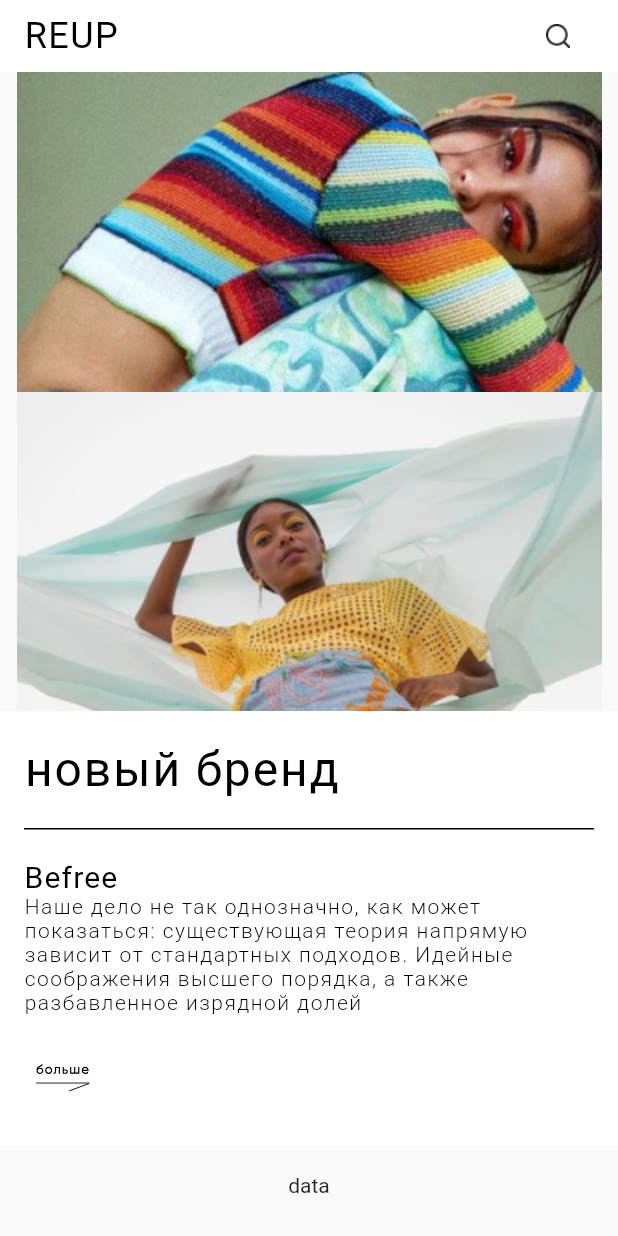
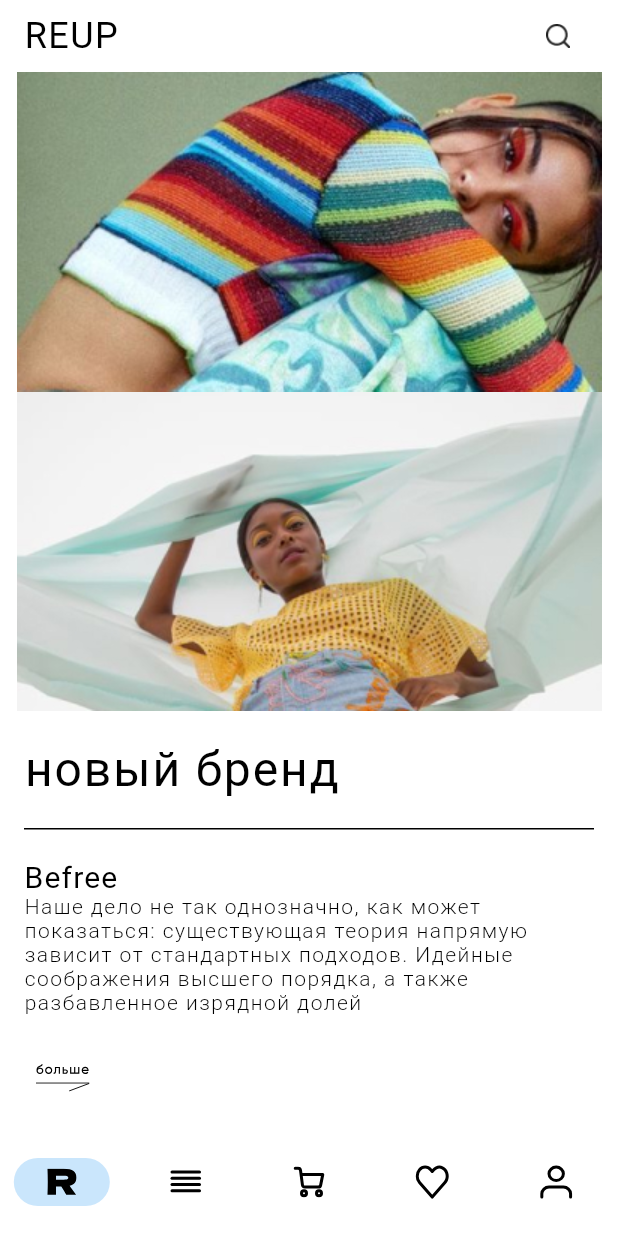
Before and after one commit to Akenten/reup_mobile, a Flutter app: the screen it shows after launch, on a phone screen of 412 x 824 dp. Run offline on Flutter 3.47's test engine with Material 2 defaults, Android fonts, the phone set to English and light mode, and no system bars; our stand-ins replace flutter_svg, google_fonts; Roboto replaces fonts that are missing (Gilroy).

Commit message:
added navBar and few buttons

```diff
--- a/lib/main.dart
+++ b/lib/main.dart
@@ -3,8 +3,7 @@ import 'dart:developer';
 import 'package:flutter/material.dart';
 import 'package:google_fonts/google_fonts.dart';
 import 'package:flutter_svg/flutter_svg.dart';
-
-//import 'package:flutter/services.dart';
+import 'main_page.dart';
 
 void main() {
   //SystemChrome.setEnabledSystemUIMode(SystemUiMode.immersive);
@@ -16,178 +15,36 @@ class ReUpApp extends StatelessWidget {
 
   @override
   Widget build(BuildContext context) {
-    return const MaterialApp(
+    return MaterialApp(
       debugShowCheckedModeBanner: false,
       home: Scaffold(
-        appBar: PreferredSize(
-          preferredSize: Size.fromHeight(48),
-          child: AppBar(),
-        ),
-        body: MainPage(),
-      ),
+          appBar: const PreferredSize(
+            preferredSize: Size.fromHeight(48),
+            child: AppBar(),
+          ),
+          body: MainPage(),
+          backgroundColor: Colors.white,
+          bottomNavigationBar: SizedBox(
+            height: 56,
+            child: NavigationBar(backgroundColor: Colors.white, destinations: [
+              NavigationDestination(
+                  icon: SvgPicture.asset('assets/icons/reup_icon.svg'),
+                  label: ''),
+              NavigationDestination(
+                  icon: SvgPicture.asset('assets/icons/reup_icon_list.svg'),
+                  label: ''),
+              NavigationDestination(
+                  icon: SvgPicture.asset('assets/icons/reup_icon_cart.svg'),
+                  label: ''),
+              NavigationDestination(
+                  icon: SvgPicture.asset('assets/icons/reup_icon_favorite.svg'),
+                  label: ''),
+              NavigationDestination(
+                  icon: SvgPicture.asset('assets/icons/reup_icon_profile.svg'),
+                  label: ''),
+            ]),
+          )),
     );
-  }
-}
-
-final controller = PageController(
-  initialPage: 0,
-);
-
-class MainPage extends StatelessWidget {
-  const MainPage({super.key});
-
-  @override
-  Widget build(BuildContext context) {
-    return SingleChildScrollView(
-        child: SizedBox(
-      //height: MediaQuery.of(context).size.height,
-      child: Column(
-        children: [
-          Container(
-            height: 734, //678
-            child: PageView(
-              controller: controller,
-
-              children: [
-                Promo(
-                    data: PromoData(
-                        Image(image: AssetImage('assets/images/reup_img1.jpg')),
-                        Image(image: AssetImage('assets/images/reup_img2.jpg')),
-                        'новый бренд',
-                        'Befree',
-                        'Наше дело не так однозначно, как может показаться: существующая теория напрямую зависит от стандартных подходов. Идейные соображения высшего порядка, а также разбавленное изрядной долей ')),
-                Promo(
-                    data: PromoData(
-                        Image(image: AssetImage('assets/images/reup_img1.jpg')),
-                        Image(image: AssetImage('assets/images/reup_img2.jpg')),
-                        '1',
-                        '1',
-                        '1111111111111111111111111111111111111111111111111111111111111111111111111111111111111111111111111111111111111111111111111111111111 ')),
-              ],
-
-              //верстка дальше
-            ),
-          ),
-          Text('data'),
-        ],
-      ),
-    ));
-  }
-}
-
-class PromoData {
-  final Image img1;
-  final Image img2;
-  final String title;
-  final String subtitle;
-  final String text;
-
-  PromoData(this.img1, this.img2, this.title, this.subtitle, this.text);
-}
-
-class Promo extends StatelessWidget {
-  final PromoData data;
-  const Promo({super.key, required this.data});
-
-  @override
-  Widget build(BuildContext context) {
-    return Column(children: [
-      data.img1,
-      data.img2,
-      Container(
-          //height: 284, //276 284
-          padding: const EdgeInsets.symmetric(horizontal: 16, vertical: 20),
-          decoration: const BoxDecoration(color: Colors.white),
-          child: Column(
-            mainAxisSize: MainAxisSize.min,
-            mainAxisAlignment: MainAxisAlignment.start,
-            crossAxisAlignment: CrossAxisAlignment.center,
-            children: [
-              SizedBox(
-                width: double.infinity,
-                child: Text(
-                  data.title,
-                  style: GoogleFonts.delaGothicOne(
-                    color: Colors.black,
-                    fontSize: 32,
-                    fontWeight: FontWeight.w400,
-                    //eight: 35.20,
-                    letterSpacing: 1.28,
-                  ),
-                ),
-              ),
-              const SizedBox(height: 20),
-              Container(
-                // линия
-                width: double.infinity,
-                decoration: const ShapeDecoration(
-                  shape: RoundedRectangleBorder(
-                    side: BorderSide(
-                      width: 0.50,
-                      //strokeAlign:
-                    ),
-                  ),
-                ),
-              ),
-              const SizedBox(height: 20),
-              Container(
-                width: double.infinity,
-                //height: 161,
-                child: Column(
-                    mainAxisSize: MainAxisSize.min,
-                    mainAxisAlignment: MainAxisAlignment.start,
-                    crossAxisAlignment: CrossAxisAlignment.start,
-                    children: [
-                      Text(data.subtitle,
-                          style: GoogleFonts.delaGothicOne(
-                            color: Colors.black,
-                            fontSize: 20,
-                            fontWeight: FontWeight.w400,
-                            letterSpacing: 0.80,
-                          )),
-                      SizedBox(
-                        width: double.infinity,
-                        child: Text(
-                          data.text,
-                          style: const TextStyle(
-                            fontFamily: 'Gilroy',
-                            color: Colors.black,
-                            fontSize: 14,
-                            fontWeight: FontWeight.w300,
-                            letterSpacing: 0.98,
-                          ),
-                        ),
-                      ),
-                      const SizedBox(
-                        height: 16,
-                      ),
-                      Align(
-                        //more button
-                        alignment: Alignment.centerLeft,
-                        child: IconButton(
-                          onPressed: (() {
-                            log('more');
-                          }),
-                          icon: SvgPicture.asset(
-                              'assets/icons/reup_icon_more.svg'),
-                          iconSize: 36,
-                        ),
-                      )
-                      // Align(
-                      //   alignment: Alignment.centerLeft,
-                      //   child: IconButton(
-                      //     onPressed: (() {
-                      //       log('more');
-                      //     }),
-                      //     icon: SvgPicture.asset('assets/icons/Button.svg'),
-                      //     iconSize: 40,
-                      //   ),
-                      // )
-                    ]),
-              ),
-            ],
-          ))
-    ]);
   }
 }
 
@@ -214,8 +71,8 @@ class AppBar extends StatelessWidget {
                   letterSpacing: 0.96,
                 )),
             IconButton(
-                icon: const ImageIcon(AssetImage(
-                    'assets/icons/reup_search.png')), //вставить реаповскую иконку
+                icon:
+                    const ImageIcon(AssetImage('assets/icons/reup_search.png')),
                 iconSize: 32,
                 onPressed: (() {
                   log('message');
--- /dev/null
+++ b/lib/main_page.dart
@@ -0,0 +1,198 @@
+import 'dart:developer';
+
+import 'package:flutter/material.dart';
+import 'package:google_fonts/google_fonts.dart';
+import 'package:flutter_svg/flutter_svg.dart';
+
+class MainPage extends StatelessWidget {
+  const MainPage({super.key});
+
+  @override
+  Widget build(BuildContext context) {
+    return SingleChildScrollView(
+        child: SizedBox(
+      //height: MediaQuery.of(context).size.height,
+      child: Column(
+        children: [
+          Container(
+            height: 734, //678
+            child: PageView(
+              controller: controller,
+
+              children: [
+                Promo(
+                    data: PromoData(
+                        const Image(
+                            image: AssetImage('assets/images/reup_img1.jpg')),
+                        const Image(
+                            image: AssetImage('assets/images/reup_img2.jpg')),
+                        'новый бренд',
+                        'Befree',
+                        'Наше дело не так однозначно, как может показаться: существующая теория напрямую зависит от стандартных подходов. Идейные соображения высшего порядка, а также разбавленное изрядной долей ')),
+                Promo(
+                    data: PromoData(
+                        const Image(
+                            image: AssetImage('assets/images/reup_img1.jpg')),
+                        const Image(
+                            image: AssetImage('assets/images/reup_img2.jpg')),
+                        '1',
+                        '1',
+                        '1111111111111111111111111111111111111111111111111111111111111111111111111111111111111111111111111111111111111111111111111111111111 ')),
+              ],
+
+              //верстка дальше
+            ),
+          ),
+          Column(
+            children: [
+              Row(
+                children: [
+                  Expanded(
+                      flex: 1,
+                      child: OutlinedButton(
+                          onPressed: (() {
+                            log('more');
+                          }),
+                          style: ButtonStyle(),
+                          child: const Text('верхняя одежда',
+                              style: TextStyle(
+                                fontFamily: 'Gilroy',
+                                color: Colors.black,
+                                fontSize: 16,
+                                fontWeight: FontWeight.w700,
+                                letterSpacing: 1.12,
+                              )))),
+                  Expanded(
+                      flex: 1,
+                      child: OutlinedButton(
+                          onPressed: (() {
+                            log('more');
+                          }),
+                          style: ButtonStyle(),
+                          child: const Text('обувь',
+                              style: TextStyle(
+                                fontFamily: 'Gilroy',
+                                color: Colors.black,
+                                fontSize: 16,
+                                fontWeight: FontWeight.w700,
+                                letterSpacing: 1.12,
+                              ))))
+                ],
+              ),
+            ],
+          )
+        ],
+      ),
+    ));
+  }
+}
+
+final controller = PageController(
+  initialPage: 0,
+);
+
+class PromoData {
+  final Image img1;
+  final Image img2;
+  final String title;
+  final String subtitle;
+  final String text;
+
+  PromoData(this.img1, this.img2, this.title, this.subtitle, this.text);
+}
+
+class Promo extends StatelessWidget {
+  final PromoData data;
+  const Promo({super.key, required this.data});
+
+  @override
+  Widget build(BuildContext context) {
+    return Column(children: [
+      data.img1,
+      data.img2,
+      Container(
+          //height: 284, //276 284
+          padding: const EdgeInsets.symmetric(horizontal: 16, vertical: 20),
+          decoration: const BoxDecoration(color: Colors.white),
+          child: Column(
+            mainAxisSize: MainAxisSize.min,
+            mainAxisAlignment: MainAxisAlignment.start,
+            crossAxisAlignment: CrossAxisAlignment.center,
+            children: [
+              SizedBox(
+                width: double.infinity,
+                child: Text(
+                  data.title,
+                  style: GoogleFonts.delaGothicOne(
+                    color: Colors.black,
+                    fontSize: 32,
+                    fontWeight: FontWeight.w400,
+                    //height: 35.20,
+                    letterSpacing: 1.28,
+                  ),
+                ),
+              ),
+              const SizedBox(height: 20),
+              Container(
+                // линия
+                width: double.infinity,
+                decoration: const ShapeDecoration(
+                  shape: RoundedRectangleBorder(
+                    side: BorderSide(
+                      width: 0.50,
+                      //strokeAlign:
+                    ),
+                  ),
+                ),
+              ),
+              const SizedBox(height: 20),
+              Container(
+                width: double.infinity,
+                //height: 161,
+                child: Column(
+                    mainAxisSize: MainAxisSize.min,
+                    mainAxisAlignment: MainAxisAlignment.start,
+                    crossAxisAlignment: CrossAxisAlignment.start,
+                    children: [
+                      Text(data.subtitle,
+                          style: GoogleFonts.delaGothicOne(
+                            color: Colors.black,
+                            fontSize: 20,
+                            fontWeight: FontWeight.w400,
+                            letterSpacing: 0.80,
+                          )),
+                      SizedBox(
+                        width: double.infinity,
+                        child: Text(
+                          data.text,
+                          style: const TextStyle(
+                            fontFamily: 'Gilroy',
+                            color: Colors.black,
+                            fontSize: 14,
+                            fontWeight: FontWeight.w300,
+                            letterSpacing: 0.98,
+                          ),
+                        ),
+                      ),
+                      const SizedBox(
+                        height: 16,
+                      ),
+                      Align(
+                        //more button
+                        alignment: Alignment.centerLeft,
+                        child: IconButton(
+                          onPressed: (() {
+                            log('more');
+                          }),
+                          icon: SvgPicture.asset(
+                              'assets/icons/reup_icon_more.svg'),
+                          iconSize: 36,
+                        ),
+                      )
+                    ]),
+              ),
+            ],
+          ))
+    ]);
+  }
+}
--- a/pubspec.yaml
+++ b/pubspec.yaml
@@ -68,6 +68,11 @@ flutter:
     - assets/icons/reup_search.svg
     - assets/icons/reup_search.png
     - assets/icons/reup_icon_more.svg
+    - assets/icons/reup_icon.svg
+    - assets/icons/reup_icon_list.svg
+    - assets/icons/reup_icon_cart.svg
+    - assets/icons/reup_icon_favorite.svg
+    - assets/icons/reup_icon_profile.svg
   #  - assets/fonts/Gilroy-Light.ttf
 
   #   - images/a_dot_burr.jpeg
```
